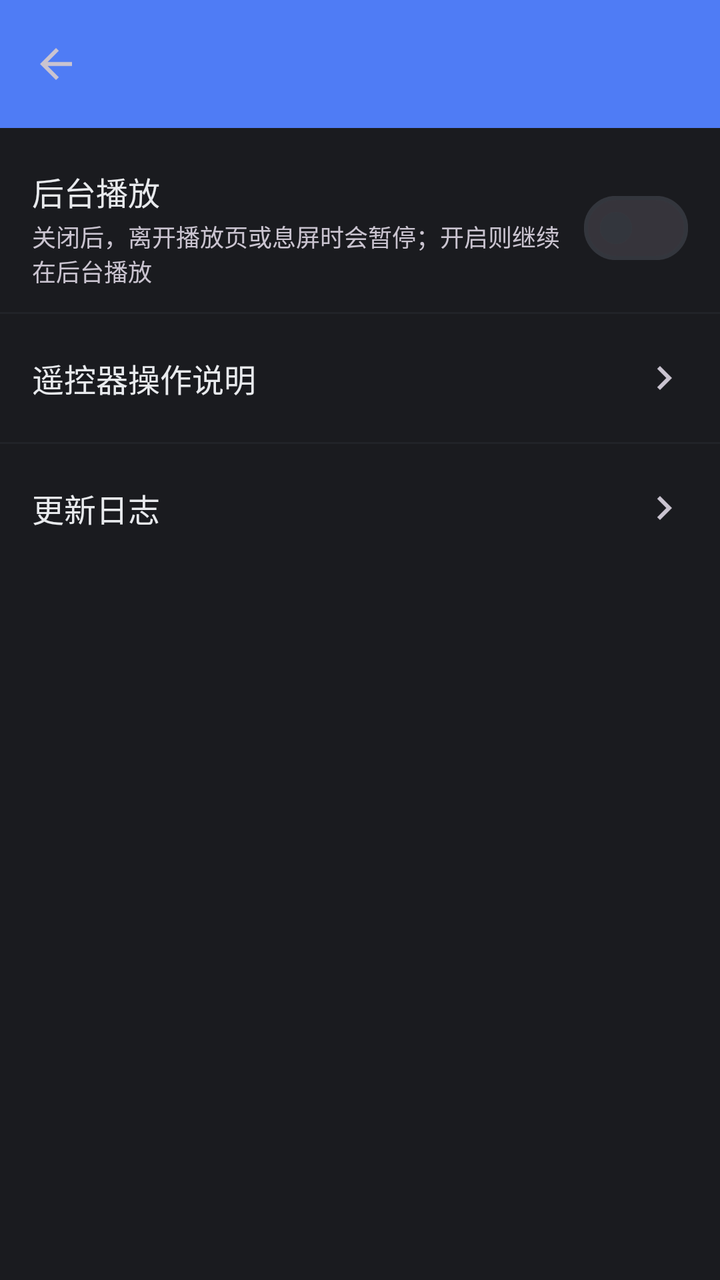
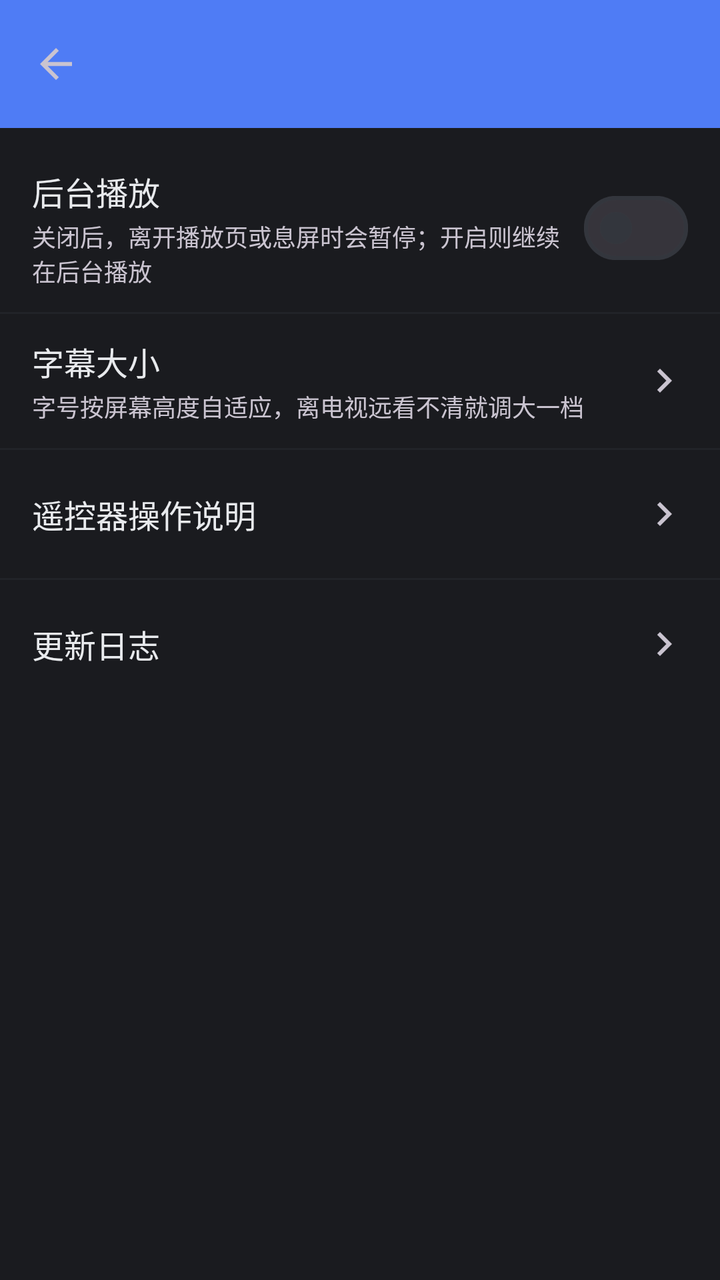

Screens rendered from an Android XML layout before and after an edit, with the pre-edit source and the edit as a unified diff.
<!-- AndroidManifest.xml: application theme Theme.SmbPlayer -->
<!-- res/layout/activity_settings.xml -->
<?xml version="1.0" encoding="utf-8"?>
<LinearLayout xmlns:android="http://schemas.android.com/apk/res/android"
    xmlns:app="http://schemas.android.com/apk/res-auto"
    android:layout_width="match_parent"
    android:layout_height="match_parent"
    android:background="?attr/colorSurface"
    android:orientation="vertical">

    <androidx.appcompat.widget.Toolbar
        android:id="@+id/toolbar"
        android:layout_width="match_parent"
        android:layout_height="?attr/actionBarSize"
        android:background="?attr/colorPrimary"
        app:titleTextColor="?attr/colorOnPrimary"
        app:navigationIcon="?attr/homeAsUpIndicator" />

    <ScrollView
        android:layout_width="match_parent"
        android:layout_height="match_parent">

        <LinearLayout
            android:layout_width="match_parent"
            android:layout_height="wrap_content"
            android:orientation="vertical"
            android:paddingTop="8dp">

            
            <LinearLayout
                style="@style/Widget.SmbPlayer.ListItem"
                android:orientation="horizontal">

                <LinearLayout
                    android:layout_width="0dp"
                    android:layout_height="wrap_content"
                    android:layout_weight="1"
                    android:orientation="vertical"
                    android:paddingEnd="12dp">

                    <TextView
                        android:layout_width="wrap_content"
                        android:layout_height="wrap_content"
                        android:text="@string/settings_background_play"
                        android:textColor="?attr/colorOnSurface"
                        android:textSize="16sp" />

                    <TextView
                        android:layout_width="wrap_content"
                        android:layout_height="wrap_content"
                        android:layout_marginTop="2dp"
                        android:text="@string/settings_background_play_hint"
                        android:textColor="?attr/colorOnSurfaceVariant"
                        android:textSize="12sp" />
                </LinearLayout>

                <com.google.android.material.materialswitch.MaterialSwitch
                    android:id="@+id/sw_background_play"
                    android:layout_width="wrap_content"
                    android:layout_height="wrap_content" />
            </LinearLayout>

            <View
                android:layout_width="match_parent"
                android:layout_height="1dp"
                android:alpha="0.3"
                android:background="?attr/colorOutline" />

            
            <LinearLayout
                android:id="@+id/row_tv_help"
                style="@style/Widget.SmbPlayer.ListItem"
                android:orientation="horizontal">

                <TextView
                    android:layout_width="0dp"
                    android:layout_height="wrap_content"
                    android:layout_weight="1"
                    android:text="@string/settings_tv_help"
                    android:textColor="?attr/colorOnSurface"
                    android:textSize="16sp" />

                <ImageView
                    android:layout_width="24dp"
                    android:layout_height="24dp"
                    android:src="@drawable/ic_chevron_left"
                    android:rotation="180"
                    app:tint="?attr/colorOnSurfaceVariant" />
            </LinearLayout>

            <View
                android:layout_width="match_parent"
                android:layout_height="1dp"
                android:alpha="0.3"
                android:background="?attr/colorOutline" />

            
            <LinearLayout
                android:id="@+id/row_changelog"
                style="@style/Widget.SmbPlayer.ListItem"
                android:orientation="horizontal">

                <TextView
                    android:layout_width="0dp"
                    android:layout_height="wrap_content"
                    android:layout_weight="1"
                    android:text="@string/action_changelog"
                    android:textColor="?attr/colorOnSurface"
                    android:textSize="16sp" />

                <ImageView
                    android:layout_width="24dp"
                    android:layout_height="24dp"
                    android:src="@drawable/ic_chevron_left"
                    android:rotation="180"
                    app:tint="?attr/colorOnSurfaceVariant" />
            </LinearLayout>
        </LinearLayout>
    </ScrollView>
</LinearLayout>
<!-- resources referenced by this layout -->
<resources>
  <!-- drawable ic_chevron_left (drawable) -->
  <?xml version="1.0" encoding="utf-8"?>
  <vector xmlns:android="http://schemas.android.com/apk/res/android"
      android:width="24dp" android:height="24dp"
      android:viewportWidth="24" android:viewportHeight="24"
      android:tint="?attr/colorControlNormal">
      <path android:fillColor="@android:color/white"
          android:pathData="M15.41,7.41L14,6l-6,6 6,6 1.41,-1.41L10.83,12z" />
  </vector>
  <string name="action_changelog">更新日志</string>
  <string name="settings_background_play">后台播放</string>
  <string name="settings_background_play_hint">关闭后，离开播放页或息屏时会暂停；开启则继续在后台播放</string>
  <string name="settings_tv_help">遥控器操作说明</string>
  <style name="Widget.SmbPlayer.ListItem" parent="">
          <item name="android:layout_width">match_parent</item>
          <item name="android:layout_height">wrap_content</item>
          <item name="android:background">@drawable/bg_item_focused</item>
          
          <item name="android:focusable">true</item>
          <item name="android:clickable">true</item>
          <item name="android:paddingStart">16dp</item>
          <item name="android:paddingEnd">16dp</item>
          <item name="android:paddingTop">12dp</item>
          <item name="android:paddingBottom">12dp</item>
          <item name="android:minHeight">64dp</item>
          <item name="android:gravity">center_vertical</item>
      </style>
  <style name="Theme.SmbPlayer" parent="Theme.Material3.Dark.NoActionBar">
          <item name="colorPrimary">@color/primary</item>
          <item name="colorOnPrimary">@color/on_primary</item>
          <item name="colorSecondary">@color/secondary</item>
          <item name="android:colorBackground">@color/background</item>
          <item name="colorSurface">@color/surface</item>
          <item name="colorOnSurface">@color/on_surface</item>
          <item name="colorOutline">@color/outline</item>
          <item name="android:statusBarColor">@color/background</item>
      </style>
  <!-- drawable bg_item_focused (drawable) -->
  <?xml version="1.0" encoding="utf-8"?>
  <selector xmlns:android="http://schemas.android.com/apk/res/android">
      <item android:state_pressed="true">
          <shape android:shape="rectangle">
              <solid android:color="#664F7CF5" />
              <corners android:radius="10dp" />
              <stroke android:width="2dp" android:color="@color/primary" />
          </shape>
      </item>
      <item android:state_focused="true">
          <shape android:shape="rectangle">
              <solid android:color="#334F7CF5" />
              <corners android:radius="10dp" />
              <stroke android:width="3dp" android:color="@color/primary" />
          </shape>
      </item>
      <item>
          <shape android:shape="rectangle">
              <solid android:color="@android:color/transparent" />
              <corners android:radius="10dp" />
          </shape>
      </item>
  </selector>
  <color name="primary">#FF4F7CF5</color>
  <color name="on_primary">#FFFFFFFF</color>
  <color name="secondary">#FF26A69A</color>
  <color name="background">#FF101114</color>
  <color name="surface">#FF1A1B1F</color>
  <color name="on_surface">#FFE8EAED</color>
  <color name="outline">#FF33363D</color>
</resources>

<!-- the commit's change to res/layout/activity_settings.xml (unified diff, before → after) -->
@@ -66,6 +66,60 @@
 
             
             <LinearLayout
+                android:id="@+id/row_subtitle_size"
+                style="@style/Widget.SmbPlayer.ListItem"
+                android:orientation="horizontal">
+
+                <LinearLayout
+                    android:layout_width="0dp"
+                    android:layout_height="wrap_content"
+                    android:layout_weight="1"
+                    android:orientation="vertical"
+                    android:paddingEnd="12dp">
+
+                    <TextView
+                        android:layout_width="wrap_content"
+                        android:layout_height="wrap_content"
+                        android:text="@string/settings_subtitle_size"
+                        android:textColor="?attr/colorOnSurface"
+                        android:textSize="16sp" />
+
+                    <TextView
+                        android:layout_width="wrap_content"
+                        android:layout_height="wrap_content"
+                        android:layout_marginTop="2dp"
+                        android:text="@string/settings_subtitle_size_hint"
+                        android:textColor="?attr/colorOnSurfaceVariant"
+                        android:textSize="12sp" />
+                </LinearLayout>
+
+                <TextView
+                    android:id="@+id/tv_subtitle_size_value"
+                    android:layout_width="wrap_content"
+                    android:layout_height="wrap_content"
+                    android:layout_gravity="center_vertical"
+                    android:textColor="?attr/colorPrimary"
+                    android:textSize="16sp"
+                    android:textStyle="bold" />
+
+                <ImageView
+                    android:layout_width="24dp"
+                    android:layout_height="24dp"
+                    android:layout_gravity="center_vertical"
+                    android:layout_marginStart="6dp"
+                    android:rotation="180"
+                    android:src="@drawable/ic_chevron_left"
+                    app:tint="?attr/colorOnSurfaceVariant" />
+            </LinearLayout>
+
+            <View
+                android:layout_width="match_parent"
+                android:layout_height="1dp"
+                android:alpha="0.3"
+                android:background="?attr/colorOutline" />
+
+            
+            <LinearLayout
                 android:id="@+id/row_tv_help"
                 style="@style/Widget.SmbPlayer.ListItem"
                 android:orientation="horizontal">
<!-- resource entries referenced after the edit -->
@@ -12,6 +12,8 @@
   <string name="action_changelog">更新日志</string>
   <string name="settings_background_play">后台播放</string>
   <string name="settings_background_play_hint">关闭后，离开播放页或息屏时会暂停；开启则继续在后台播放</string>
+  <string name="settings_subtitle_size">字幕大小</string>
+  <string name="settings_subtitle_size_hint">字号按屏幕高度自适应，离电视远看不清就调大一档</string>
   <string name="settings_tv_help">遥控器操作说明</string>
   <style name="Widget.SmbPlayer.ListItem" parent="">
           <item name="android:layout_width">match_parent</item>
